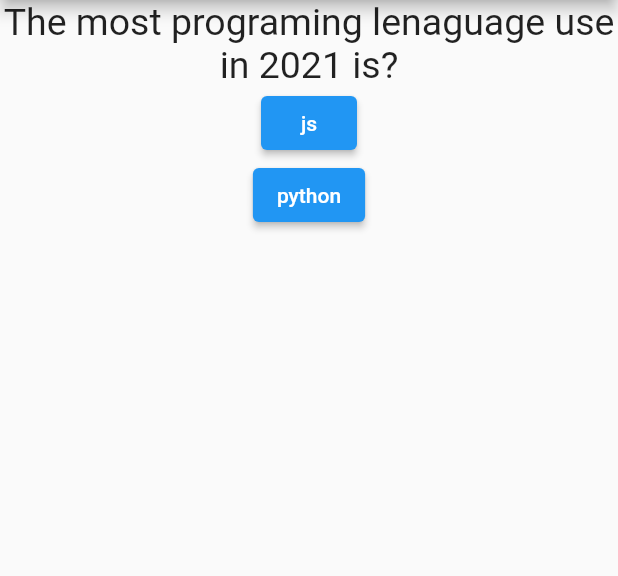
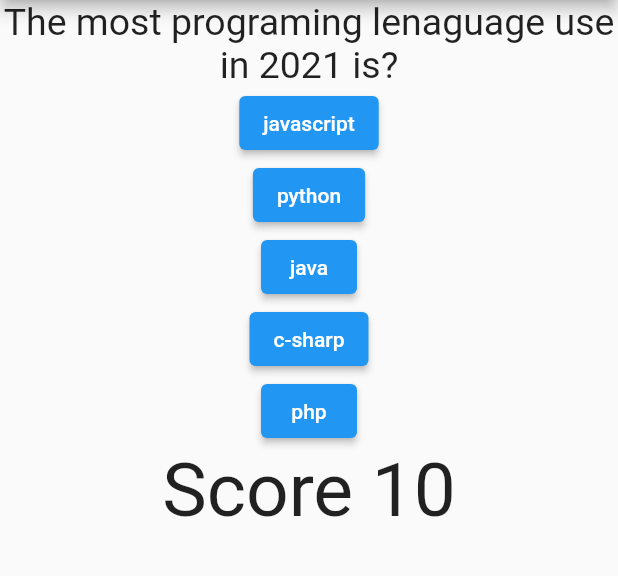
Before and after one commit to jluisflo/quiz_app_basic_flutter, a Flutter app: the screen it shows after launch, after a tap on "windows", on a phone screen of 412 x 824 dp, the part 84-660 px from its top. Run offline on Flutter 3.47's test engine with Material 2 defaults, Android fonts, the phone set to English and light mode, and no system bars.

Commit message:
feat: score funcionality

```diff
--- a/lib/main.dart
+++ b/lib/main.dart
@@ -1,6 +1,7 @@
 import 'package:flutter/material.dart';
 import 'package:quiz_app/widgets/quiz/quiz.dart';
 import 'package:quiz_app/widgets/quiz/restart.dart';
+import 'package:quiz_app/widgets/quiz/score.dart';
 
 void main() => runApp(MyApp());
 
@@ -13,23 +14,39 @@ class MyApp extends StatefulWidget {
 
 class _MyAppState extends State<MyApp> {
   int questionIndex = 0;
+  int score = 0;
+  bool end = false;
+
   List<Map<String, Object>> questionList = [
     {
       'question': 'What is the most popular system operative inthe world?',
-      'options': ['windows']
+      'options': [
+        {'option': 'windows', 'score': 10},
+        {'option': 'mac', 'score': 0}
+      ]
     },
     {
       'question': 'The most programing lenaguage use in 2021 is?',
-      'options': ['js', 'python']
+      'options': [
+        {'option': 'javascript', 'score': 10},
+        {'option': 'python', 'score': 9},
+        {'option': 'java', 'score': 8},
+        {'option': 'c-sharp', 'score': 8},
+        {'option': 'php', 'score': 2},
+      ]
     }
   ];
 
-  nextQuestion() => setState(() {
+  void nextQuestion(int addScore) => setState(() {
         questionIndex++;
+        score += addScore;
+        if (questionIndex == questionList.length) end = true;
       });
 
-  restartQuiz() => setState(() {
+  void restartQuiz() => setState(() {
         questionIndex = 0;
+        score = 0;
+        end = false;
       });
 
   @override
@@ -39,11 +56,16 @@ class _MyAppState extends State<MyApp> {
             appBar: AppBar(
               title: Text('Quiz App'),
             ),
-          body: (questionIndex < questionList.length)
+            body: Column(
+              children: [
+                (!end)
                     ? Quiz(
                         question: questionList[questionIndex],
-                  checkHandler: nextQuestion)
-              : Restart(restartHandler: restartQuiz)),
-    );
+                        checkHandler: nextQuestion,
+                      )
+                    : Restart(restartHandler: restartQuiz),
+                Score(score: score),
+              ],
+            )));
   }
 }
--- a/lib/widgets/quiz/answer.dart
+++ /dev/null
@@ -1,16 +0,0 @@
-import 'package:flutter/material.dart';
-
-class Answer extends StatelessWidget {
-  final Function() checkHandler;
-  final List<String> answers;
-  const Answer({required this.checkHandler, required this.answers});
-
-  @override
-  Widget build(BuildContext context) {
-    return Column(
-        children: answers
-            .map(
-                (answer) => ElevatedButton(onPressed: checkHandler, child: Text(answer)))
-            .toList());
-  }
-}
--- /dev/null
+++ b/lib/widgets/quiz/answers.dart
@@ -0,0 +1,23 @@
+import 'package:flutter/material.dart';
+import 'package:quiz_app/widgets/quiz/answers_option.dart';
+
+class Answer extends StatelessWidget {
+  final Function checkHandler;
+  final List<Map<String, Object>> answers;
+  const Answer({
+    required this.checkHandler,
+    required this.answers,
+  });
+
+  @override
+  Widget build(BuildContext context) {
+    return Column(
+        children: answers
+            .map((answer) => AnswerOption(
+                  checkHandler: checkHandler,
+                  option: answer['option'].toString(),
+                  score: int.parse(answer['score'].toString()),
+                ))
+            .toList());
+  }
+}
--- /dev/null
+++ b/lib/widgets/quiz/answers_option.dart
@@ -0,0 +1,22 @@
+import 'package:flutter/material.dart';
+
+class AnswerOption extends StatelessWidget {
+  final Function checkHandler;
+  final String option;
+  final int score;
+
+  AnswerOption({
+    required this.checkHandler,
+    required this.option,
+    required this.score,
+  });
+
+  void checkAnswer() {
+    checkHandler(this.score);
+  }
+
+  @override
+  Widget build(BuildContext context) {
+    return ElevatedButton(onPressed: checkAnswer, child: Text(option));
+  }
+}
--- a/lib/widgets/quiz/quiz.dart
+++ b/lib/widgets/quiz/quiz.dart
@@ -1,10 +1,10 @@
 import 'package:flutter/cupertino.dart';
-import 'package:quiz_app/widgets/quiz/answer.dart';
+import 'package:quiz_app/widgets/quiz/answers.dart';
 import 'package:quiz_app/widgets/quiz/questions.dart';
 
 class Quiz extends StatelessWidget {
   final Map<String, Object> question;
-  final Function() checkHandler;
+  final Function checkHandler;
 
   Quiz({
     required this.question,
@@ -20,8 +20,8 @@ class Quiz extends StatelessWidget {
           question: question['question'].toString(),
         ),
         Answer(
-            answers: question['options'] as List<String>,
-            checkHandler: checkHandler)
+            answers: question['options'] as List<Map<String, Object>>,
+            checkHandler: checkHandler),
       ],
     ));
   }
--- a/lib/widgets/quiz/restart.dart
+++ b/lib/widgets/quiz/restart.dart
@@ -2,8 +2,12 @@ import 'package:flutter/cupertino.dart';
 import 'package:flutter/material.dart';
 
 class Restart extends StatelessWidget {
-  final Function() restartHandler;
+  final Function restartHandler;
   Restart({required this.restartHandler});
+
+  void restart() {
+    restartHandler();
+  }
 
   @override
   Widget build(BuildContext context) {
@@ -15,7 +19,7 @@ class Restart extends StatelessWidget {
               'You did it!',
               style: TextStyle(fontSize: 25),
             ),
-            ElevatedButton(onPressed: restartHandler, child: Text('Restart'))
+            ElevatedButton(onPressed: restart, child: Text('Restart'))
           ],
         ));
   }
--- /dev/null
+++ b/lib/widgets/quiz/score.dart
@@ -0,0 +1,19 @@
+import 'package:flutter/material.dart';
+
+class Score extends StatelessWidget {
+  final int score;
+
+  Score({required this.score});
+
+  @override
+  Widget build(BuildContext context) {
+    return Container(
+      width: double.infinity,
+      child: Text(
+        'Score $score',
+        textAlign: TextAlign.center,
+        style: TextStyle(fontSize: 50),
+      ),
+    );
+  }
+}
```
Lines whose indentation alone changed are shown as unchanged.
